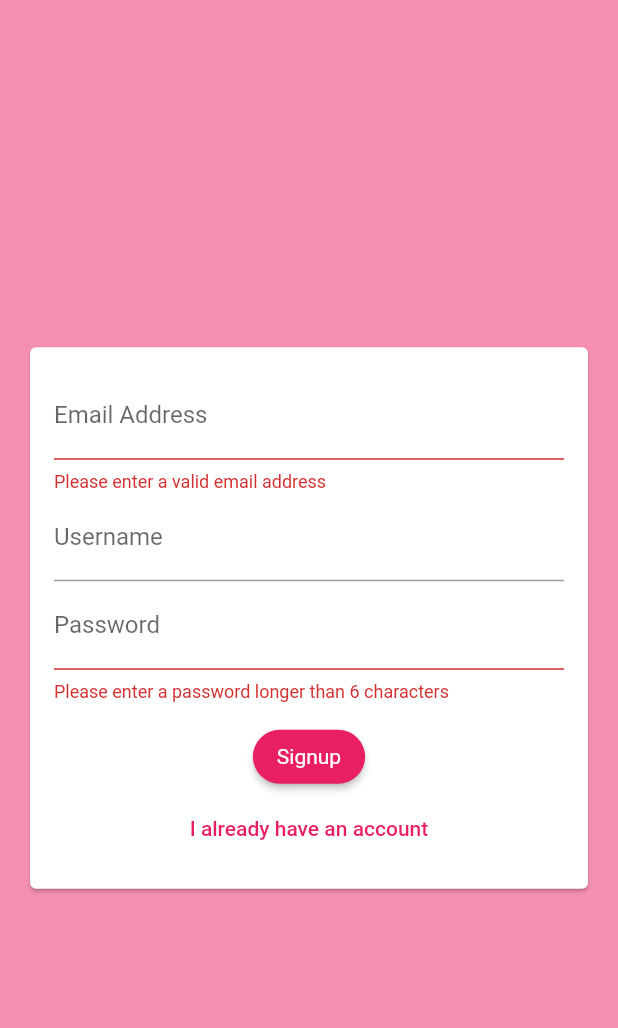
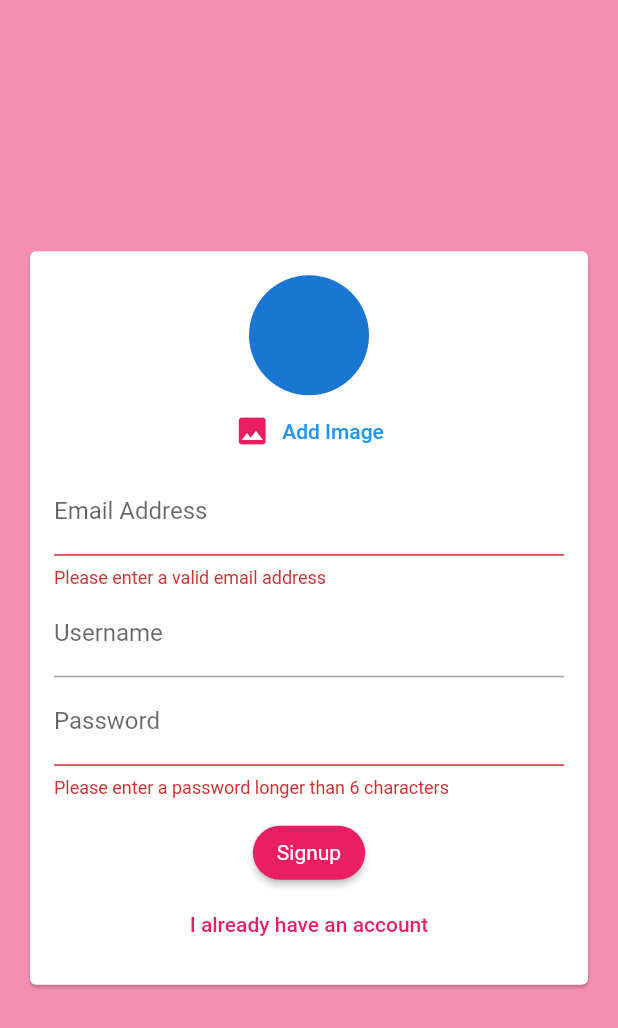
Before and after one commit to PushingTrooper/my_chat, a Flutter app: the screen it shows after launch, after a tap on "Login", after a tap on "Create new Account", on a phone screen of 412 x 824 dp. Shown: the top 1028 px of the screen. Run offline on Flutter 3.47's test engine with Material 2 defaults, Android fonts, the phone set to English and light mode, and no system bars; our stand-ins replace cloud_firestore, firebase_auth, firebase_core, firebase_storage, image_picker; accounts and stored records are empty.

Commit message:
Added image upload

```diff
--- a/lib/screens/auth_screen.dart
+++ b/lib/screens/auth_screen.dart
@@ -1,6 +1,9 @@
+import 'dart:io';
+
 import 'package:firebase_auth/firebase_auth.dart';
 import 'package:flutter/material.dart';
 import 'package:cloud_firestore/cloud_firestore.dart';
+import 'package:firebase_storage/firebase_storage.dart';
 
 import '../widgets/auth_form.dart';
 
@@ -20,6 +23,7 @@ class _AuthScreenState extends State<AuthScreen> {
     String password,
     String username,
     bool isLogin,
+    File? image,
   ) async {
     UserCredential userCredential;
 
@@ -34,6 +38,15 @@ class _AuthScreenState extends State<AuthScreen> {
       } else {
         userCredential = await _auth.createUserWithEmailAndPassword(
             email: email, password: password);
+
+        final ref = FirebaseStorage.instance
+            .ref()
+            .child('user_image')
+            .child("${userCredential.user!.uid}.jpg");
+
+        if (image != null) {
+          await ref.putFile(image);
+        }
 
         await FirebaseFirestore.instance
             .collection('users')
--- a/lib/widgets/auth_form.dart
+++ b/lib/widgets/auth_form.dart
@@ -1,4 +1,8 @@
+import 'dart:io';
+
 import 'package:flutter/material.dart';
+
+import '../widgets/pickers/user_image_picker.dart';
 
 class AuthForm extends StatefulWidget {
   final void Function(
@@ -6,6 +10,7 @@ class AuthForm extends StatefulWidget {
     String password,
     String username,
     bool isLogin,
+    File? image,
   ) submitFn;
 
   bool isLoading = false;
@@ -22,10 +27,23 @@ class _AuthFormState extends State<AuthForm> {
   String _userEmail = "";
   String _username = "";
   String _userPassword = "";
+  File? _userImageFile;
+
+  void _pickedImage(File image) {
+    _userImageFile = image;
+  }
 
   void _trySubmit() {
     final isValid = _formKey.currentState?.validate() ?? false;
     FocusScope.of(context).unfocus();
+
+    if (_userImageFile == null) {
+      ScaffoldMessenger.of(context).showSnackBar(SnackBar(
+        content: const Text('Please pick and image'),
+        backgroundColor: Theme.of(context).errorColor
+      ));
+      return;
+    }
 
     if (isValid) {
       _formKey.currentState?.save();
@@ -35,6 +53,7 @@ class _AuthFormState extends State<AuthForm> {
         _userPassword,
         _username,
         _isLogin,
+        _userImageFile
       );
     }
   }
@@ -52,6 +71,7 @@ class _AuthFormState extends State<AuthForm> {
               child: Column(
                 mainAxisSize: MainAxisSize.min,
                 children: [
+                  if (!_isLogin) UserImagePicker(_pickedImage),
                   TextFormField(
                     key: const ValueKey('email'),
                     validator: (value) {
--- /dev/null
+++ b/lib/widgets/pickers/user_image_picker.dart
@@ -0,0 +1,49 @@
+import 'dart:io';
+
+import 'package:flutter/material.dart';
+import 'package:image_picker/image_picker.dart';
+
+class UserImagePicker extends StatefulWidget {
+  final void Function(File pickedImage) imagePickFn;
+
+  const UserImagePicker(this.imagePickFn, {Key? key}) : super(key: key);
+
+  @override
+  _UserImagePickerState createState() => _UserImagePickerState();
+}
+
+class _UserImagePickerState extends State<UserImagePicker> {
+  File? _pickedImage;
+
+  void _pickImage() async {
+    final pickedImageFile =
+        await ImagePicker().pickImage(source: ImageSource.camera);
+
+    if (pickedImageFile != null) {
+      setState(() {
+        _pickedImage = File(pickedImageFile.path);
+        widget.imagePickFn(_pickedImage!);
+      });
+    }
+  }
+
+  @override
+  Widget build(BuildContext context) {
+    return Column(
+      children: [
+        CircleAvatar(
+          radius: 40,
+          backgroundImage:
+              _pickedImage != null ? FileImage(_pickedImage!) : null,
+        ),
+        TextButton.icon(
+            onPressed: _pickImage,
+            icon: const Icon(Icons.image),
+            label: Text(
+              'Add Image',
+              style: TextStyle(color: Theme.of(context).primaryColor),
+            )),
+      ],
+    );
+  }
+}
--- a/pubspec.yaml
+++ b/pubspec.yaml
@@ -33,6 +33,8 @@ dependencies:
   firebase_core: ^1.10.0
   cloud_firestore: ^3.1.0
   firebase_auth: ^3.3.0
+  image_picker: ^0.8.4+4
+  firebase_storage: ^10.2.3
 
 dev_dependencies:
   flutter_test:
```
Also changed, not shown: pubspec.lock, 1 other file.
